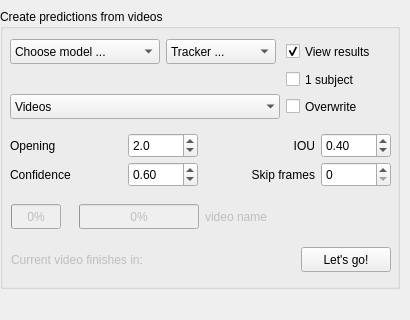
Before: the Qt Designer form octron/qt_gui/octron.ui in horsto/OCTRON-GUI, drawn with Qt 5; both pictures show x 0 to 410 and y 380 to 700 of the 410 by 700 pixel window.
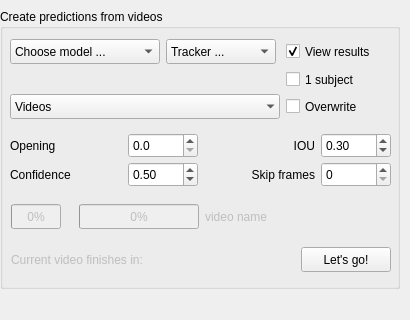
After: the same form once the commit is applied. The open tabs and pages were chosen to show the change. Icons and pictures are not drawn.

Commit message: GUI changes and new Tracker checks (yaml)

The edit to the form file:
```diff
--- a/octron/qt_gui/octron.ui
+++ b/octron/qt_gui/octron.ui
@@ -2587,7 +2587,7 @@
                 <double>0.250000000000000</double>
                </property>
                <property name="value">
-                <double>2.000000000000000</double>
+                <double>0.000000000000000</double>
                </property>
               </widget>
              </item>
@@ -2646,7 +2646,7 @@
                 <double>0.100000000000000</double>
                </property>
                <property name="value">
-                <double>0.400000000000000</double>
+                <double>0.300000000000000</double>
                </property>
               </widget>
              </item>
@@ -2699,7 +2699,7 @@
                 <double>0.050000000000000</double>
                </property>
                <property name="value">
-                <double>0.600000000000000</double>
+                <double>0.500000000000000</double>
                </property>
               </widget>
              </item>
```
Left out of the diff: 24 changed lines with no effect on the pictures. The commit also changes 7 other files.
